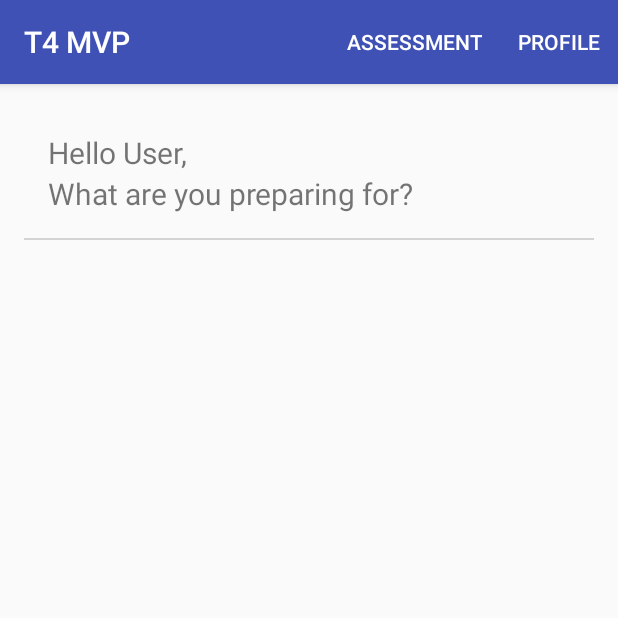
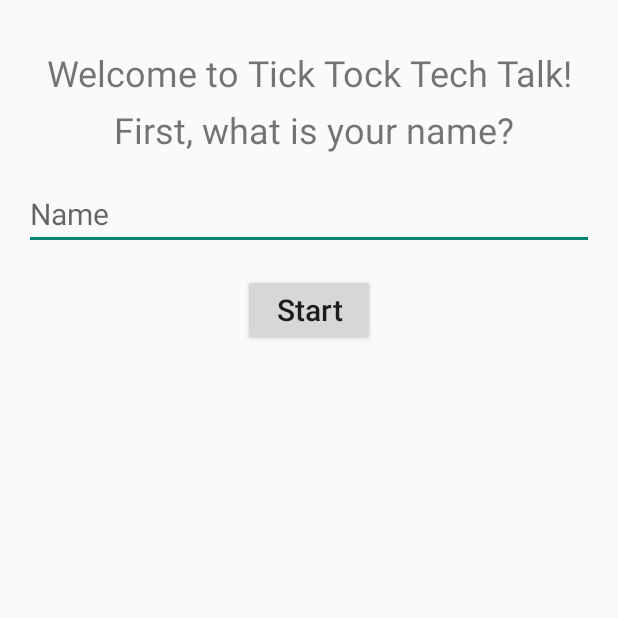
Before and after one commit to noelsison/VideoList, an Android app: the screen it shows after launch (MainActivity before the commit, SplashActivity after it), on a phone screen of 412 x 824 dp, the top half of it. Run offline under Robolectric (Android 15) with nearby library versions, the light colour scheme and no system bars.

Commit message:
Added first time launch personalization

```diff
--- a/app/src/main/AndroidManifest.xml
+++ b/app/src/main/AndroidManifest.xml
@@ -9,13 +9,15 @@
         android:icon="@mipmap/ic_launcher"
         android:label="@string/app_name"
         android:supportsRtl="true"
-        android:theme="@style/AppTheme">
+        android:theme="@style/Theme.AppCompat.Light">
         <activity android:name=".MainActivity">
             <intent-filter>
                 <action android:name="android.intent.action.MAIN" />
-
                 <category android:name="android.intent.category.LAUNCHER" />
             </intent-filter>
+        </activity>
+        <activity android:name=".splash.SplashActivity"
+            android:theme="@style/Theme.AppCompat.Light.NoActionBar">
         </activity>
         <activity android:name=".content.ContentListActivity"
             android:launchMode="singleTop"
--- a/app/src/main/java/com/example/noel/videolist/MainActivity.java
+++ b/app/src/main/java/com/example/noel/videolist/MainActivity.java
@@ -1,9 +1,11 @@
 package com.example.noel.videolist;
 
 import android.app.LoaderManager;
+import android.content.Context;
 import android.content.CursorLoader;
 import android.content.Intent;
 import android.content.Loader;
+import android.content.SharedPreferences;
 import android.database.Cursor;
 import android.os.Bundle;
 import android.support.v7.app.AppCompatActivity;
@@ -12,23 +14,32 @@ import android.support.v7.widget.LinearLayoutManager;
 import android.support.v7.widget.RecyclerView;
 import android.view.Menu;
 import android.view.MenuItem;
+import android.widget.TextView;
 import android.widget.Toast;
 
 import com.example.noel.videolist.content.ContentListActivity;
 import com.example.noel.videolist.data.VideoListContentProvider;
 import com.example.noel.videolist.data.VideoListContract;
+import com.example.noel.videolist.splash.SplashActivity;
 
 public class MainActivity extends AppCompatActivity implements ModuleListAdapter.ActivityListAdapterClickHandler, LoaderManager.LoaderCallbacks<Cursor> {
 
     private final String TAG = MainActivity.class.getName();
     private static final int DB_LOADER = 0;
 
+    final String greetingFormat = "Hello %s,";
+    final String defaultName = "User";
+
+    TextView textViewGreeting;
     RecyclerView recyclerView;
-    ModuleListAdapter activityListAdapter;
+    ModuleListAdapter adapter;
 
     @Override
     protected void onCreate(Bundle savedInstanceState) {
         super.onCreate(savedInstanceState);
+
+        // First-time launch personalization
+        checkIfFirstTimeLaunched();
 
         // Main UI
         setContentView(R.layout.activity_main);
@@ -43,11 +54,26 @@ public class MainActivity extends AppCompatActivity implements ModuleListAdapter
         recyclerView.addItemDecoration(dividerItemDecoration);
 
         // Adapter that will connect the UI and DB fetch results
-        activityListAdapter = new ModuleListAdapter(this, null);
-        recyclerView.setAdapter(activityListAdapter);
+        adapter = new ModuleListAdapter(this, null);
+        recyclerView.setAdapter(adapter);
 
         // Handles DB
         getLoaderManager().initLoader(DB_LOADER, null, this);
+    }
+
+    private void checkIfFirstTimeLaunched() {
+        SharedPreferences sharedPreferences = getSharedPreferences(
+                getString(R.string.preference_file_key), Context.MODE_PRIVATE);
+        boolean firstLaunch = sharedPreferences.getBoolean(getString(R.string.saved_first_time), true);
+        if (firstLaunch) {
+            Intent intent = new Intent(getApplicationContext(), SplashActivity.class);
+            startActivity(intent);
+            finish();
+        } else {
+            textViewGreeting = (TextView) findViewById(R.id.tv_main_greeting);
+            String savedName = sharedPreferences.getString(getString(R.string.saved_name), defaultName);
+            textViewGreeting.setText(String.format(greetingFormat, savedName));
+        }
     }
 
     @Override
@@ -99,11 +125,11 @@ public class MainActivity extends AppCompatActivity implements ModuleListAdapter
 
     @Override
     public void onLoadFinished(Loader<Cursor> loader, Cursor data) {
-        activityListAdapter.swapCursor(data);
+        adapter.swapCursor(data);
     }
 
     @Override
     public void onLoaderReset(Loader<Cursor> loader) {
-        activityListAdapter.swapCursor(null);
+        adapter.swapCursor(null);
     }
 }
--- /dev/null
+++ b/app/src/main/java/com/example/noel/videolist/splash/SplashActivity.java
@@ -0,0 +1,71 @@
+package com.example.noel.videolist.splash;
+
+import android.content.Context;
+import android.content.Intent;
+import android.content.SharedPreferences;
+import android.os.Bundle;
+import android.support.annotation.Nullable;
+import android.support.v7.app.AppCompatActivity;
+import android.view.KeyEvent;
+import android.view.View;
+import android.view.inputmethod.EditorInfo;
+import android.widget.Button;
+import android.widget.EditText;
+import android.widget.TextView;
+import android.widget.Toast;
+
+import com.example.noel.videolist.MainActivity;
+import com.example.noel.videolist.R;
+
+/**
+ * Created by Noel on 3/13/2017.
+ */
+
+public class SplashActivity extends AppCompatActivity {
+
+    Button buttonStart;
+    EditText editTextName;
+
+    @Override
+    protected void onCreate(@Nullable Bundle savedInstanceState) {
+        super.onCreate(savedInstanceState);
+        setContentView(R.layout.activity_splash);
+
+        buttonStart = (Button) findViewById(R.id.b_splash_start);
+        editTextName = (EditText) findViewById(R.id.et_splash_name);
+        editTextName.setOnEditorActionListener(new TextView.OnEditorActionListener() {
+            @Override
+            public boolean onEditorAction(TextView v, int actionId, KeyEvent event) {
+                boolean handled = false;
+                if (actionId == EditorInfo.IME_ACTION_DONE) {
+                    handled = true;
+                    submitName();
+                }
+                return handled;
+            }
+        });
+        buttonStart.setOnClickListener(new View.OnClickListener() {
+            @Override
+            public void onClick(View v) {
+                submitName();
+            }
+        });
+    }
+
+    private void submitName() {
+        if (editTextName.getText().toString().trim().isEmpty()) {
+            Toast.makeText(getApplicationContext(), "Please enter your name", Toast.LENGTH_SHORT).show();
+            return;
+        }
+
+        SharedPreferences sharedPreferences = getPreferences(Context.MODE_PRIVATE);
+        SharedPreferences.Editor editor = sharedPreferences.edit();
+        editor.putBoolean(getString(R.string.saved_first_time), false);
+        editor.putString(getString(R.string.saved_name), editTextName.getText().toString());
+        editor.commit();
+
+        Intent intent = new Intent(getApplicationContext(), MainActivity.class);
+        startActivity(intent);
+        finish();
+    }
+}
--- a/app/src/main/res/layout/activity_main.xml
+++ b/app/src/main/res/layout/activity_main.xml
@@ -16,12 +16,10 @@
         android:orientation="vertical"
         android:padding="@dimen/padding_default">
 
-        <!-- TODO: Change hardcoded text to fetch from prefs/db -->
         <TextView
             android:id="@+id/tv_main_greeting"
             android:layout_width="match_parent"
             android:layout_height="wrap_content"
-            android:text="Hello User,"
             android:textSize="@dimen/text_size_list_item" />
 
         <TextView
--- a/app/src/main/res/layout/activity_splash.xml
+++ b/app/src/main/res/layout/activity_splash.xml
@@ -2,25 +2,36 @@
 <LinearLayout xmlns:android="http://schemas.android.com/apk/res/android"
     android:layout_width="match_parent"
     android:layout_height="match_parent"
-    android:gravity="center_vertical"
+    android:gravity="center_horizontal"
     android:orientation="vertical"
     android:padding="@dimen/padding_default">
 
     <TextView
-        android:id="@+id/textView"
         android:layout_width="match_parent"
         android:layout_height="wrap_content"
-        android:paddingBottom="@dimen/padding_default"
+        android:layout_marginBottom="@dimen/padding_default"
+        android:lineSpacingExtra="@dimen/text_spacing_splash"
+        android:paddingTop="@dimen/padding_default"
         android:text="@string/splash_message"
         android:textAlignment="center"
+        android:textSize="@dimen/text_size_splash_greeting" />
+
+    <EditText
+        android:id="@+id/et_splash_name"
+        android:layout_width="match_parent"
+        android:layout_height="wrap_content"
+        android:layout_marginBottom="@dimen/padding_default"
+        android:hint="@string/splash_placeholder_name"
+        android:imeOptions="actionDone"
+        android:inputType="textPersonName|textCapWords"
         android:textSize="@dimen/text_size_default" />
 
-    <EditText
-        android:id="@+id/editText"
-        android:layout_width="match_parent"
+    <Button
+        android:id="@+id/b_splash_start"
+        android:layout_width="wrap_content"
         android:layout_height="wrap_content"
-        android:hint="@string/splash_placeholder_name"
-        android:inputType="textPersonName"
+        android:text="@string/splash_button_text"
+        android:textAllCaps="false"
         android:textSize="@dimen/text_size_default" />
 
 </LinearLayout>
--- a/app/src/main/res/values/dimens.xml
+++ b/app/src/main/res/values/dimens.xml
@@ -7,5 +7,7 @@
     <dimen name="padding_default">16dp</dimen>
     <dimen name="text_size_default">20sp</dimen>
     <dimen name="text_size_list_item">20sp</dimen>
+    <dimen name="text_size_splash_greeting">24sp</dimen>
+    <dimen name="text_spacing_splash">10sp</dimen>
     <dimen name="text_spacing_dummy">15sp</dimen>
 </resources>
--- a/app/src/main/res/values/strings.xml
+++ b/app/src/main/res/values/strings.xml
@@ -1,6 +1,11 @@
 <resources>
     <string name="app_name">T4 MVP</string>
-    <string name="splash_message">Welcome to Tick Tock Tech Talk!\n What is your name?</string>
+    <string name="preference_file_key">com.example.noel.videolist.preference_file_key</string>
+    <string name="saved_first_time">saved_first_time</string>
+    <string name="saved_name">saved_first_time</string>
+
+    <string name="splash_message">Welcome to Tick Tock Tech Talk!\n First, what is your name?</string>
+    <string name="splash_button_text">Start</string>
     <string name="splash_placeholder_name">Name</string>
     <string name="main_greeting">What are you preparing for?</string>
     <string name="main_actionbar_assessment">Assessment</string>
```
Also changed, not shown: app/src/main/java/com/example/noel/videolist/video/VideoPlayerActivity.java (+13 -13 lines).
